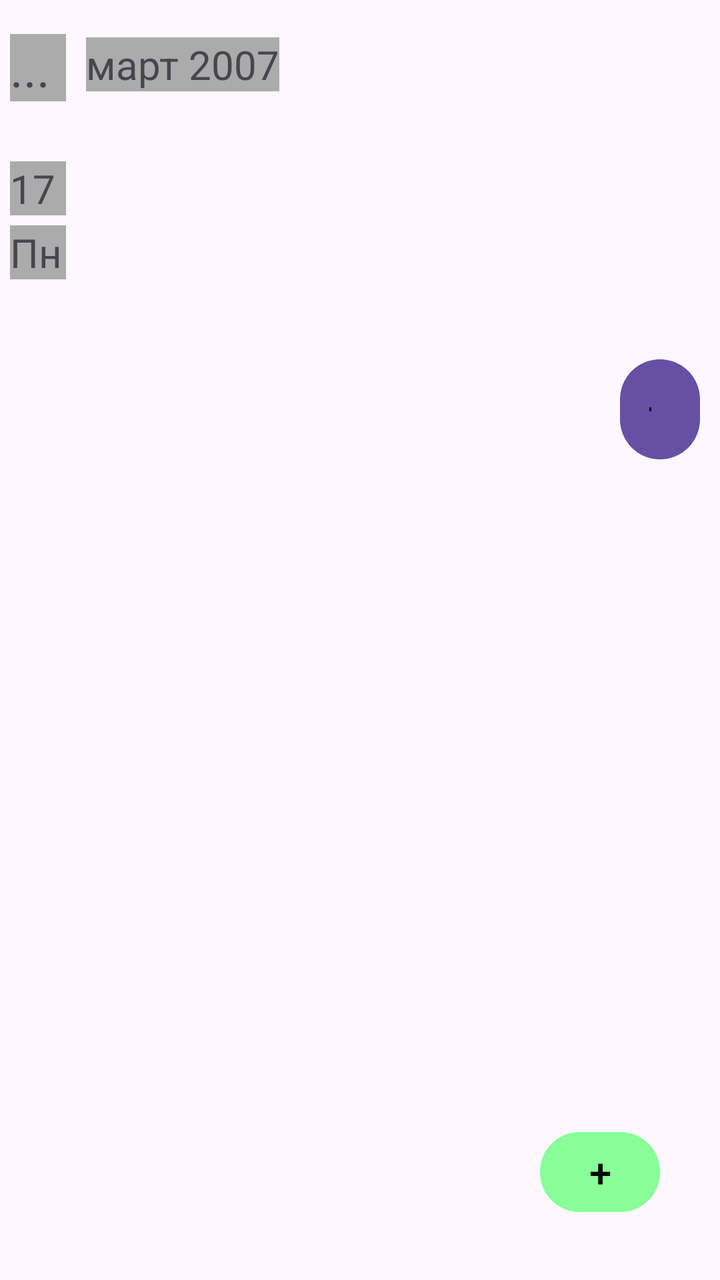
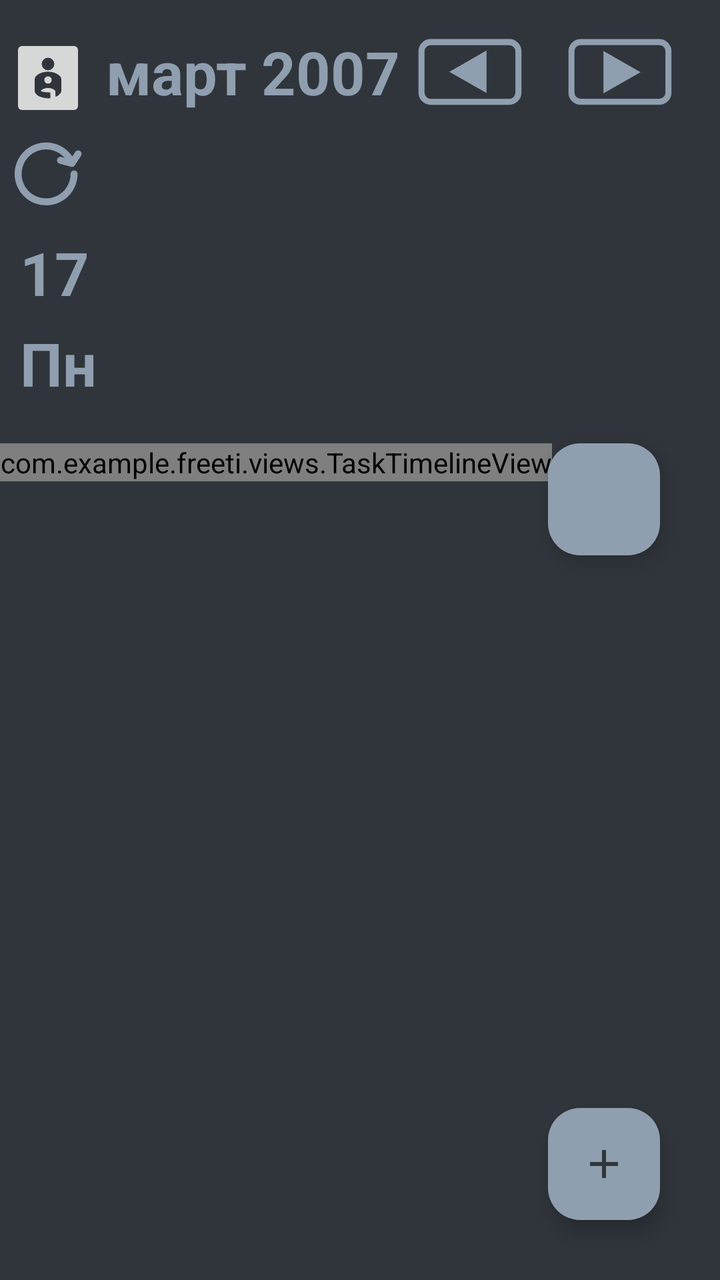

Compare the two renders of this Android layout. The source of the first and the diff that turns it into the second are given below.
<!-- AndroidManifest.xml: application theme Theme.FreETi -->
<!-- res/layout/activity_main_screen.xml -->
<?xml version="1.0" encoding="utf-8"?>
<androidx.constraintlayout.widget.ConstraintLayout xmlns:android="http://schemas.android.com/apk/res/android"
    xmlns:app="http://schemas.android.com/apk/res-auto"
    xmlns:tools="http://schemas.android.com/tools"
    android:id="@+id/main"
    android:layout_width="match_parent"
    android:layout_height="match_parent"
    tools:context=".MainScreen">

    <TextView
        android:layout_width="28dp"
        android:layout_height="wrap_content"
        android:text="..."
        android:textSize="25sp"
        android:id="@+id/main_settings"
        app:layout_constraintHorizontal_bias="0.0"
        app:layout_constraintStart_toStartOf="parent"
        app:layout_constraintTop_toTopOf="parent"
        android:layout_marginStart="5dp"
        android:layout_marginTop="17dp"
        android:background="#ABABAB"/>

    <TextView
        android:layout_width="wrap_content"
        android:layout_height="wrap_content"
        android:text="март 2007"
        android:textSize="20sp"
        android:id="@+id/main_month"
        app:layout_constraintHorizontal_bias="0.0"
        app:layout_constraintStart_toEndOf="@id/main_settings"
        app:layout_constraintBottom_toTopOf="@+id/main_tasks_without_time"
        android:layout_marginStart="10dp"
        android:layout_marginBottom="5dp"
        android:background="#ABABAB"/>

    <TextView
        android:layout_width="28dp"
        android:layout_height="wrap_content"
        android:text="17"
        android:textSize="20sp"
        android:id="@+id/main_date"
        app:layout_constraintStart_toStartOf="parent"
        app:layout_constraintTop_toBottomOf="@id/main_settings"
        android:layout_marginStart="5dp"
        android:layout_marginTop="30dp"
        android:background="#ABABAB"/>

    <TextView
        android:layout_width="28dp"
        android:layout_height="wrap_content"
        android:text="Пн"
        android:textSize="20sp"
        android:id="@+id/main_day_week"
        app:layout_constraintStart_toStartOf="parent"
        app:layout_constraintTop_toBottomOf="@id/main_date"
        android:layout_marginStart="5dp"
        android:layout_marginTop="5dp"
        android:background="#ABABAB"/>

    <androidx.recyclerview.widget.RecyclerView
        android:id="@+id/main_tasks_without_time"
        android:layout_height="689dp"
        android:layout_width="0dp"
        tools:layout_editor_absoluteX="1dp"
        tools:layout_editor_absoluteY="41dp"
        app:layout_constraintTop_toBottomOf="@id/main_settings"
        app:layout_constraintHeight="100dp"
        android:layout_marginStart="10dp"
        app:layout_constraintEnd_toEndOf="parent"
        app:layout_constraintStart_toEndOf="@id/main_settings"/>

    <androidx.recyclerview.widget.RecyclerView
        android:id="@+id/main_tasks"
        android:layout_width="match_parent"
        android:layout_height="0dp"
        app:layout_constraintEnd_toEndOf="parent"
        app:layout_constraintStart_toStartOf="parent"
        app:layout_constraintTop_toBottomOf="@+id/main_tasks_without_time"
        app:layout_constraintBottom_toBottomOf="parent"/>

    <Button
        android:id="@+id/main_new_task"
        android:layout_width="60dp"
        android:layout_height="wrap_content"
        android:backgroundTint="#88FF99"
        android:text="+"
        android:textColor="#000000"
        android:textSize="20sp"
        app:layout_constraintEnd_toEndOf="parent"
        app:layout_constraintBottom_toBottomOf="parent"
        android:layout_marginEnd="30dp"
        android:layout_marginBottom="30dp"/>

    <Button
        android:id="@+id/main_privacy"
        android:layout_width="50dp"
        android:layout_height="wrap_content"

        android:rotation="90"
        android:text="_"
        android:textColor="#000000"
        android:textSize="11sp"
        app:layout_constraintEnd_toEndOf="parent"
        app:layout_constraintTop_toTopOf="@+id/main_tasks"
        android:layout_marginEnd="5dp"
        android:layout_marginTop="30dp"/>

</androidx.constraintlayout.widget.ConstraintLayout>
<!-- resources referenced by this layout -->
<resources>
  <style name="Theme.FreETi" parent="Base.Theme.FreETi" />
  <style name="Base.Theme.FreETi" parent="Theme.Material3.DayNight.NoActionBar">
          
          
      </style>
</resources>

<!-- the commit's change to res/layout/activity_main_screen.xml (unified diff, before → after) -->
@@ -5,104 +5,223 @@
     android:id="@+id/main"
     android:layout_width="match_parent"
     android:layout_height="match_parent"
+    android:background="@color/bg"
     tools:context=".MainScreen">
 
-    <TextView
-        android:layout_width="28dp"
-        android:layout_height="wrap_content"
-        android:text="..."
-        android:textSize="25sp"
+    <ImageButton
+        android:layout_width="38dp"
+        android:layout_height="wrap_content"
+        app:srcCompat="@drawable/outline_account_child_invert_24"
+
+
         android:id="@+id/main_settings"
+
         app:layout_constraintHorizontal_bias="0.0"
         app:layout_constraintStart_toStartOf="parent"
         app:layout_constraintTop_toTopOf="parent"
         android:layout_marginStart="5dp"
         android:layout_marginTop="17dp"
-        android:background="#ABABAB"/>
+        />
+
+    <ImageButton
+        android:id="@+id/main_refresh"
+        android:layout_width="36dp"
+        android:layout_height="36dp"
+        android:layout_marginTop="8dp"
+        android:padding="0dp"
+        android:scaleType="fitCenter"
+        android:background="?attr/selectableItemBackgroundBorderless"
+        app:layout_constraintEnd_toEndOf="@+id/main_settings"
+        app:layout_constraintHorizontal_bias="0.0"
+        app:layout_constraintStart_toStartOf="@+id/main_settings"
+        app:layout_constraintTop_toBottomOf="@+id/main_settings"
+        app:srcCompat="@drawable/ic_refresh1"
+        app:tint="@color/for_text" />
 
     <TextView
         android:layout_width="wrap_content"
         android:layout_height="wrap_content"
         android:text="март 2007"
-        android:textSize="20sp"
+        android:textSize="30sp"
         android:id="@+id/main_month"
         app:layout_constraintHorizontal_bias="0.0"
         app:layout_constraintStart_toEndOf="@id/main_settings"
         app:layout_constraintBottom_toTopOf="@+id/main_tasks_without_time"
         android:layout_marginStart="10dp"
         android:layout_marginBottom="5dp"
-        android:background="#ABABAB"/>
+        android:textStyle="bold"
+        android:textColor="@color/for_text"/>
+    <ImageButton
+        android:id="@+id/main_next_day"
+        android:layout_width="60dp"
+        android:layout_height="60dp"
+        android:layout_marginEnd="20dp"
+        android:background="?attr/selectableItemBackgroundBorderless"
+        android:padding="4dp"
+        android:scaleType="fitCenter"
+        app:layout_constraintBottom_toBottomOf="@id/main_month"
+        app:layout_constraintEnd_toEndOf="parent"
+        app:layout_constraintTop_toTopOf="@id/main_month"
+        app:srcCompat="@drawable/ic_pastday"
+        app:tint="@color/for_text" />
+
+
+    <ImageButton
+        android:id="@+id/main_prev_day"
+        android:layout_width="60dp"
+        android:layout_height="60dp"
+        android:layout_marginEnd="15dp"
+        android:background="?attr/selectableItemBackgroundBorderless"
+        android:padding="4dp"
+        android:scaleType="fitCenter"
+        app:layout_constraintBottom_toBottomOf="@id/main_next_day"
+        app:layout_constraintEnd_toStartOf="@id/main_next_day"
+        app:layout_constraintTop_toTopOf="@id/main_next_day"
+        app:srcCompat="@drawable/ic_nextday"
+        app:tint="@color/for_text" />
+
 
     <TextView
-        android:layout_width="28dp"
+
+        android:layout_width="40dp"
         android:layout_height="wrap_content"
         android:text="17"
-        android:textSize="20sp"
+        android:textSize="30sp"
         android:id="@+id/main_date"
-        app:layout_constraintStart_toStartOf="parent"
+        android:textStyle="bold"
+        app:layout_constraintStart_toStartOf="@+id/main_settings"
         app:layout_constraintTop_toBottomOf="@id/main_settings"
         android:layout_marginStart="5dp"
-        android:layout_marginTop="30dp"
-        android:background="#ABABAB"/>
+
+        android:layout_marginTop="55dp"
+        android:textColor="@color/for_text"/>
 
     <TextView
-        android:layout_width="28dp"
+        android:layout_width="40dp"
         android:layout_height="wrap_content"
         android:text="Пн"
-        android:textSize="20sp"
+        android:textSize="30sp"
         android:id="@+id/main_day_week"
-        app:layout_constraintStart_toStartOf="parent"
+        android:textStyle="bold"
+        app:layout_constraintStart_toStartOf="@+id/main_settings"
         app:layout_constraintTop_toBottomOf="@id/main_date"
         android:layout_marginStart="5dp"
         android:layout_marginTop="5dp"
-        android:background="#ABABAB"/>
+        android:textColor="@color/for_text"/>
 
     <androidx.recyclerview.widget.RecyclerView
         android:id="@+id/main_tasks_without_time"
-        android:layout_height="689dp"
+        android:layout_height="0dp"
         android:layout_width="0dp"
         tools:layout_editor_absoluteX="1dp"
         tools:layout_editor_absoluteY="41dp"
         app:layout_constraintTop_toBottomOf="@id/main_settings"
-        app:layout_constraintHeight="100dp"
+        app:layout_constraintBottom_toBottomOf="@id/main_day_week"
         android:layout_marginStart="10dp"
         app:layout_constraintEnd_toEndOf="parent"
-        app:layout_constraintStart_toEndOf="@id/main_settings"/>
-
-    <androidx.recyclerview.widget.RecyclerView
-        android:id="@+id/main_tasks"
+        app:layout_constraintStart_toEndOf="@id/main_settings"
+        tools:listitem="@layout/item_task_no_time"/>
+
+    <ScrollView
+        android:id="@+id/main_tasks2"
         android:layout_width="match_parent"
         android:layout_height="0dp"
+        android:fillViewport="true"
+        app:layout_constraintBottom_toBottomOf="parent"
         app:layout_constraintEnd_toEndOf="parent"
         app:layout_constraintStart_toStartOf="parent"
         app:layout_constraintTop_toBottomOf="@+id/main_tasks_without_time"
-        app:layout_constraintBottom_toBottomOf="parent"/>
-
-    <Button
+        app:layout_constraintVertical_bias="0.0"
+        android:layout_marginTop="20dp">
+
+        <HorizontalScrollView
+            android:id="@+id/timeline_horizontal_scroll"
+            android:layout_width="wrap_content"
+            android:layout_height="wrap_content"
+            android:fillViewport="true">
+
+            <com.example.freeti.views.TaskTimelineView
+                android:id="@+id/main_tasks"
+                android:layout_width="wrap_content"
+                android:layout_height="wrap_content" />
+        </HorizontalScrollView>
+    </ScrollView>
+
+    <com.google.android.material.floatingactionbutton.FloatingActionButton
         android:id="@+id/main_new_task"
-        android:layout_width="60dp"
-        android:layout_height="wrap_content"
-        android:backgroundTint="#88FF99"
-        android:text="+"
-        android:textColor="#000000"
-        android:textSize="20sp"
+        android:layout_width="wrap_content"
+        android:layout_height="wrap_content"
+        android:layout_gravity="end|bottom"
+        android:layout_margin="30dp"
+        app:srcCompat="@drawable/ic_add_tru"
+        app:backgroundTint="@color/for_text"
+        app:tint="@color/bg"
         app:layout_constraintEnd_toEndOf="parent"
         app:layout_constraintBottom_toBottomOf="parent"
         android:layout_marginEnd="30dp"
-        android:layout_marginBottom="30dp"/>
-
-    <Button
+        app:cardBackgroundColor="@color/bg"
+
+        />
+
+    <com.google.android.material.floatingactionbutton.FloatingActionButton
         android:id="@+id/main_privacy"
-        android:layout_width="50dp"
-        android:layout_height="wrap_content"
-
-        android:rotation="90"
-        android:text="_"
-        android:textColor="#000000"
-        android:textSize="11sp"
-        app:layout_constraintEnd_toEndOf="parent"
-        app:layout_constraintTop_toTopOf="@+id/main_tasks"
-        android:layout_marginEnd="5dp"
-        android:layout_marginTop="30dp"/>
+        android:layout_width="wrap_content"
+        android:layout_height="wrap_content"
+        android:layout_marginTop="0dp"
+        android:layout_marginEnd="30dp"
+        app:fabSize="normal"
+
+        app:backgroundTint="@color/for_text"
+        app:tint="@color/bg"
+        app:layout_constraintEnd_toEndOf="parent"
+        app:layout_constraintTop_toTopOf="@+id/main_tasks2" />
 
 </androidx.constraintlayout.widget.ConstraintLayout>
+<!-- res/layout/item_task_no_time.xml (included above) -->
+<androidx.cardview.widget.CardView
+    xmlns:android="http://schemas.android.com/apk/res/android"
+    xmlns:app="http://schemas.android.com/apk/res-auto"
+    android:layout_width="match_parent"
+    android:layout_height="wrap_content"
+    android:layout_margin="4dp"
+    app:cardCornerRadius="8dp"
+    app:cardElevation="2dp"
+    android:clickable="true"
+    android:focusable="true"
+    android:foreground="?attr/selectableItemBackground">
+
+    <LinearLayout
+        android:id="@+id/task_content_container"
+        android:layout_width="match_parent"
+        android:layout_height="40dp"
+        android:orientation="horizontal"
+        android:padding="8dp">
+
+        
+        <View
+            android:id="@+id/color_indicator"
+            android:layout_width="12dp"
+            android:layout_height="match_parent"
+            android:layout_marginEnd="8dp"
+            android:background="@android:color/darker_gray"/>
+
+        
+        <TextView
+            android:id="@+id/task_title"
+            android:layout_width="0dp"
+            android:layout_height="wrap_content"
+            android:layout_weight="1"
+            android:textColor="@color/for_text"
+            android:textSize="16sp"
+            android:textStyle="bold"/>
+
+        
+        <CheckBox
+            android:id="@+id/done_checkbox"
+            android:layout_width="wrap_content"
+            android:layout_height="wrap_content"
+            android:scaleX="1.4"
+            android:scaleY="1.4"
+            android:buttonTint="@color/for_text"/>
+    </LinearLayout>
+</androidx.cardview.widget.CardView>
<!-- resource entries referenced after the edit -->
@@ -1,5 +1,80 @@
 <!-- resources referenced by this layout -->
 <resources>
+  <color name="bg">#FF2f353b</color>
+  <color name="for_text">#FF909faf</color>
+  <!-- drawable ic_add_tru (drawable) -->
+  <vector xmlns:android="http://schemas.android.com/apk/res/android" android:height="24dp" android:tint="#2F353B" android:viewportHeight="960" android:viewportWidth="960" android:width="24dp">
+        
+      <path android:fillColor="@android:color/white" android:pathData="M440,520L200,520L200,440L440,440L440,200L520,200L520,440L760,440L760,520L520,520L520,760L440,760L440,520Z"/>
+      
+  </vector>
+  <!-- drawable ic_nextday (drawable) -->
+  <vector xmlns:android="http://schemas.android.com/apk/res/android"
+      android:width="258dp"
+      android:height="258dp"
+      android:viewportWidth="258"
+      android:viewportHeight="258">
+    <path
+        android:pathData="M31.63,54.74H226.14a23,23 0,0 1,23 23V179.91a23,23 0,0 1,-23 23H31.63a23,23 0,0 1,-23 -23V77.74A23,23 0,0 1,31.63 54.74Z"
+        android:strokeWidth="15"
+  
+        android:strokeColor="#000000"
+        android:fillType="evenOdd"/>
+    <path
+        android:pathData="M98,128.5L160,93v71Z"
+        android:strokeWidth="20"
+        android:fillColor="#2b3542"
+        android:strokeColor="#2b3542"
+        android:fillType="evenOdd" />
+  </vector>
+  <!-- drawable ic_pastday (drawable) -->
+  <vector xmlns:android="http://schemas.android.com/apk/res/android"
+      android:width="258dp"
+      android:height="258dp"
+      android:viewportWidth="258"
+      android:viewportHeight="258">
+    <path
+        android:pathData="M31.63,54.74H226.14a23,23 0,0 1,23 23V179.91a23,23 0,0 1,-23 23H31.63a23,23 0,0 1,-23 -23V77.74A23,23 0,0 1,31.63 54.74Z"
+        android:strokeWidth="15"
+  
+        android:strokeColor="#000000"
+        android:fillType="evenOdd"/>
+    <path
+        android:pathData="M159.9,129.5L98,164.82V94.17Z"
+        android:strokeWidth="20"
+        android:fillColor="#2b3542"
+        android:strokeColor="#2b3542"
+        android:fillType="evenOdd" />
+  </vector>
+  <!-- drawable ic_refresh1 (drawable) -->
+  <vector xmlns:android="http://schemas.android.com/apk/res/android"
+      android:width="24dp"
+      android:height="24dp"
+      android:viewportWidth="258"
+      android:viewportHeight="258">
+    <path
+        android:pathData="M229.59,128.75A100.26,100.26 0,1 1,221 88.07"
+        android:strokeWidth="25"
+        android:fillColor="#00000000"
+        android:strokeColor="#000000"
+        android:strokeLineCap="round"/>
+    <path
+        android:pathData="M181,80l41,11 22,-34"
+        android:strokeWidth="25"
+        android:fillColor="#00000000"
+        android:strokeColor="#000000"
+        android:strokeLineCap="round"
+        android:strokeLineJoin="round"/>
+  </vector>
+  <!-- drawable outline_account_child_invert_24 (drawable) -->
+  <vector xmlns:android="http://schemas.android.com/apk/res/android" android:height="24dp" android:tint="#2F353B" android:viewportHeight="960" android:viewportWidth="960" android:width="24dp">
+        
+      <path
+          android:fillColor="#2b3542"
+          android:strokeColor="#2b3542"
+          android:pathData="M480,80Q530,80 565,115Q600,150 600,200Q600,250 565,285Q530,320 480,320Q430,320 395,285Q360,250 360,200Q360,150 395,115Q430,80 480,80ZM480,360Q527,360 573,371Q619,382 656,402Q694,421 717,447Q740,473 740,504L740,736Q740,753 732,769.5Q724,786 710,800Q696,814 677.5,826Q659,838 636,848L636,758Q636,720 583.5,696Q531,672 480,672Q430,672 383.5,692.5Q337,713 326,746Q364,761 404,767Q444,773 486,774Q494,774 502.5,774Q511,774 520,774L520,878Q513,880 505.5,880Q498,880 490,880Q454,880 407.5,872Q361,864 319,847Q277,830 248.5,802.5Q220,775 220,736L220,504Q220,473 243,447Q266,421 303,402Q341,382 387,371Q433,360 480,360ZM480,600Q513,600 536.5,576.5Q560,553 560,520Q560,487 536.5,463.5Q513,440 480,440Q447,440 423.5,463.5Q400,487 400,520Q400,553 423.5,576.5Q447,600 480,600Z"/>
+  
+  </vector>
   <style name="Theme.FreETi" parent="Base.Theme.FreETi" />
   <style name="Base.Theme.FreETi" parent="Theme.Material3.DayNight.NoActionBar">
           
